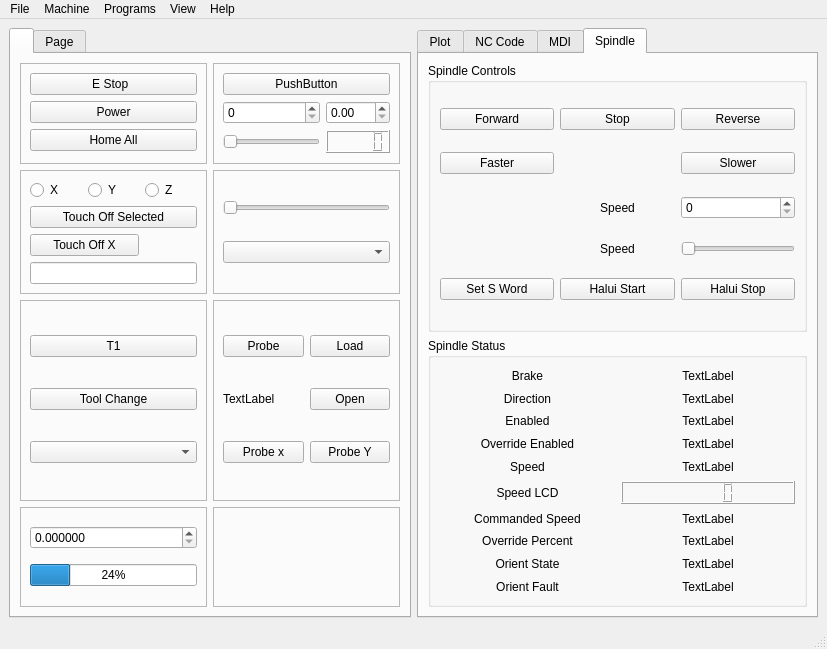
First picture: the form in examples/testgui/Errors/errors.ui, repository jethornton/flexgui, before the edit.
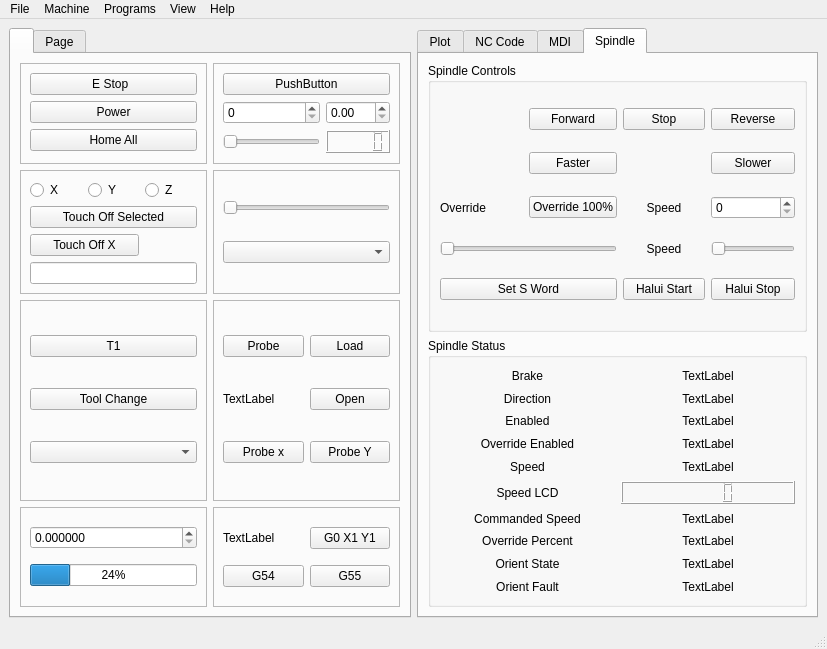
Second picture: the form after the edit.

The edit to the form file:
```diff
--- a/examples/testgui/Errors/errors.ui
+++ b/examples/testgui/Errors/errors.ui
@@ -169,7 +169,42 @@
           <property name="frameShadow">
            <enum>QFrame::Raised</enum>
           </property>
-          <layout class="QGridLayout" name="gridLayout_9"/>
+          <layout class="QGridLayout" name="gridLayout_9">
+           <item row="1" column="1">
+            <widget class="QPushButton" name="change_cs_2">
+             <property name="text">
+              <string>G55</string>
+             </property>
+            </widget>
+           </item>
+           <item row="0" column="1">
+            <widget class="QPushButton" name="pushButton_5">
+             <property name="text">
+              <string>G0 X1 Y1</string>
+             </property>
+             <property name="function" stdset="0">
+              <string>mdi</string>
+             </property>
+             <property name="command" stdset="0">
+              <string>G0 X1 Y1</string>
+             </property>
+            </widget>
+           </item>
+           <item row="1" column="0">
+            <widget class="QPushButton" name="change_cs_1">
+             <property name="text">
+              <string>G54</string>
+             </property>
+            </widget>
+           </item>
+           <item row="0" column="0">
+            <widget class="QLabel" name="g5x_index_lb">
+             <property name="text">
+              <string>TextLabel</string>
+             </property>
+            </widget>
+           </item>
+          </layout>
          </widget>
         </item>
         <item row="1" column="1">
@@ -764,13 +799,6 @@
              </property>
             </widget>
            </item>
-           <item row="5" column="1">
-            <widget class="QPushButton" name="set_speed_0_pb">
-             <property name="text">
-              <string>Set S Word</string>
-             </property>
-            </widget>
-           </item>
            <item row="3" column="2">
             <widget class="QLabel" name="label">
              <property name="text">
@@ -798,6 +826,34 @@
              </property>
             </widget>
            </item>
+           <item row="5" column="0" colspan="2">
+            <widget class="QPushButton" name="set_speed_0_pb">
+             <property name="text">
+              <string>Set S Word</string>
+             </property>
+            </widget>
+           </item>
+           <item row="4" column="0" colspan="2">
+            <widget class="QSlider" name="spindle_override_0_sl">
+             <property name="orientation">
+              <enum>Qt::Horizontal</enum>
+             </property>
+            </widget>
+           </item>
+           <item row="3" column="0">
+            <widget class="QLabel" name="label_4">
+             <property name="text">
+              <string>Override</string>
+             </property>
+            </widget>
+           </item>
+           <item row="3" column="1">
+            <widget class="QPushButton" name="spindle_percent_0_100">
+             <property name="text">
+              <string>Override 100%</string>
+             </property>
+            </widget>
+           </item>
           </layout>
          </widget>
         </item>
```
